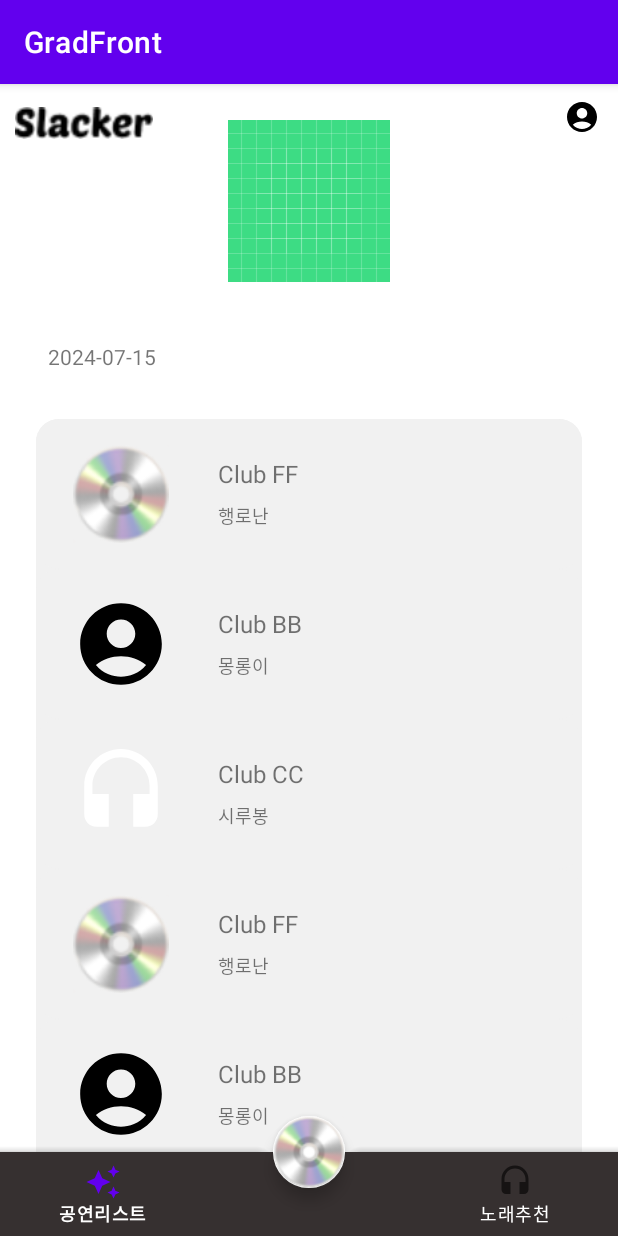
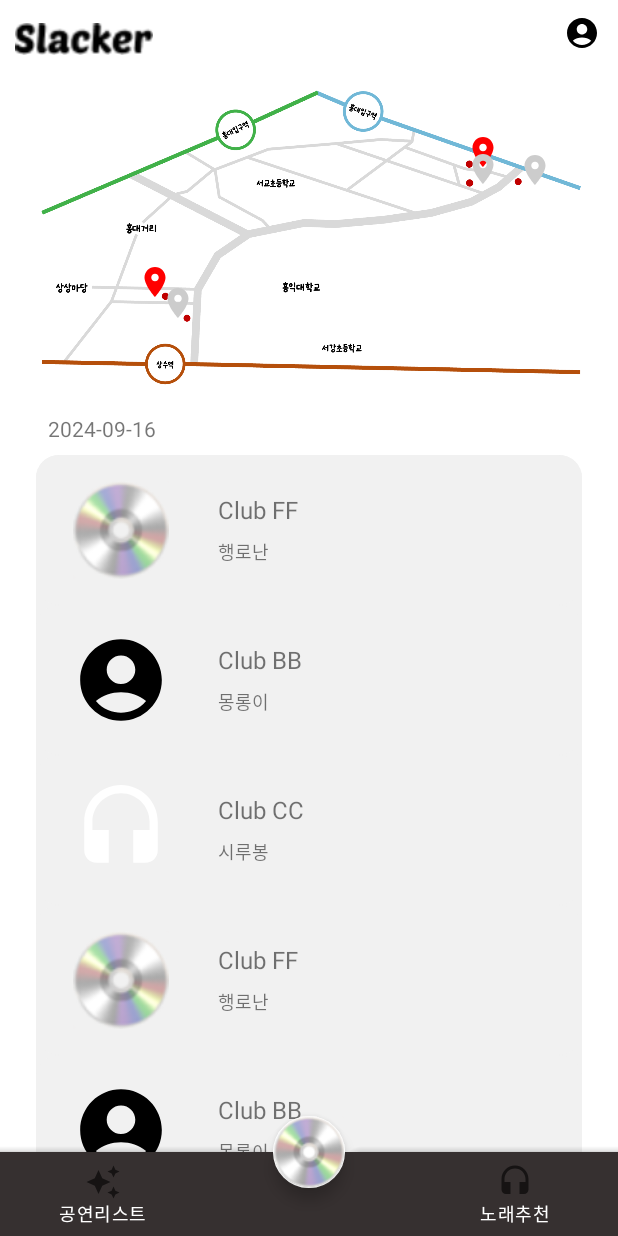
Before and after one commit to JoSujin-cando/GradPj_Front, an Android app: the MainActivity screen opened directly, with no data from a screen before it, on a phone screen of 412 x 824 dp. Run offline under Robolectric (Android 15) with nearby library versions, the phone set to English and light mode, and no system bars.

Commit message:
SketchMap
약도와 마커 생성

```diff
--- a/app/src/main/AndroidManifest.xml
+++ b/app/src/main/AndroidManifest.xml
@@ -15,7 +15,7 @@
         android:label="@string/app_name"
         android:roundIcon="@mipmap/ic_launcher_round"
         android:supportsRtl="true"
-        android:theme="@style/Theme.GradFront"
+        android:theme="@style/Theme.GradFront.NoActionBar"
         tools:targetApi="31">
         <activity
             android:name=".LoginPage"
--- a/app/src/main/java/com/example/gradfront/BookingPage.kt
+++ b/app/src/main/java/com/example/gradfront/BookingPage.kt
@@ -2,10 +2,12 @@ package com.example.gradfront
 
 import androidx.appcompat.app.AppCompatActivity
 import android.os.Bundle
+import com.example.gradfront.databinding.ActivityBookingPageBinding
 
 class BookingPage : AppCompatActivity() {
     override fun onCreate(savedInstanceState: Bundle?) {
         super.onCreate(savedInstanceState)
-        setContentView(R.layout.activity_booking_page)
+        val binding = ActivityBookingPageBinding.inflate(layoutInflater)
+        setContentView(binding.root)
     }
 }
--- a/app/src/main/java/com/example/gradfront/MainActivity.kt
+++ b/app/src/main/java/com/example/gradfront/MainActivity.kt
@@ -33,7 +33,7 @@ class MainActivity : AppCompatActivity() {
                 }
                 true
             }
-            //selectedItemId = R.id.home
+            selectedItemId = R.id.home
         }
 
         binding.mainBtn.setOnClickListener{
--- a/app/src/main/java/com/example/gradfront/MyPage.kt
+++ b/app/src/main/java/com/example/gradfront/MyPage.kt
@@ -42,6 +42,9 @@ class MyPage : AppCompatActivity() {
             startActivity(intent)
         }
         binding.myRv.adapter = adapter
+
+        //itemDecoration
+        binding.myRv.addItemDecoration(SpacingItem(20))
     }
 
     private fun getData(): List<ItemData> {
--- a/app/src/main/java/com/example/gradfront/fragment/MainFragment.kt
+++ b/app/src/main/java/com/example/gradfront/fragment/MainFragment.kt
@@ -1,6 +1,7 @@
 package com.example.gradfront.fragment
 
 import android.content.Intent
+import android.graphics.Color
 import android.graphics.drawable.ClipDrawable.VERTICAL
 import android.os.Bundle
 import androidx.fragment.app.Fragment
@@ -14,6 +15,8 @@ import com.example.gradfront.MainAdapter
 import com.example.gradfront.PerformList2
 import com.example.gradfront.R
 import com.example.gradfront.databinding.FragmentMainBinding
+import java.text.SimpleDateFormat
+import java.util.*
 
 
 class MainFragment : Fragment() {
@@ -25,6 +28,15 @@ class MainFragment : Fragment() {
     ): View? {
         // Inflate the layout for this fragment
         binding = FragmentMainBinding.inflate(layoutInflater, container, false)
+
+        // 현재 날짜를 가져와서 TextView에 넣기
+        val currentDate = getCurrentDate()
+        binding.date.text = currentDate
+
+        // 백엔드에서 마커 ID 리스트를 가져와서 버튼 색상 변경하기
+        val markerIdsFromBackend = getMarkerIdsFromBackend() // 백엔드에서 마커 ID를 받아오는 함수
+        changeMarkerColors(markerIdsFromBackend) // 마커 ID에 따라 버튼 색상 변경
+
         return binding.root
     }
 
@@ -46,9 +58,6 @@ class MainFragment : Fragment() {
             startActivity(intent)
         }
         binding.mainRv.adapter = adapter
-
-        //ItemDecoration
-       // binding.mainRv.addItemDecoration(DividerItemDecoration(context,VERTICAL))
     }
 
     private fun getData(): List<ItemData> {
@@ -64,4 +73,39 @@ class MainFragment : Fragment() {
             ItemData(R.drawable.song, "Club CC", "시루봉")
         )
     }
+
+    // 현재 날짜를 가져오는 함수
+    private fun getCurrentDate(): String {
+        val dateFormat = SimpleDateFormat("yyyy-MM-dd", Locale.getDefault())
+        val date = Date()
+        return dateFormat.format(date)
+    }
+
+    // 백엔드에서 마커 ID를 가져오는 함수 (예시로 임의의 ID 리스트 반환)
+    private fun getMarkerIdsFromBackend(): List<Int> {
+        // 실제로는 백엔드와 통신하여 마커 ID 리스트를 받아오는 로직이 필요함
+        // 예시로 마커 ID가 1, 3일 경우를 가정
+        return listOf(1, 3)
+    }
+
+    // 마커 ID에 따라 해당하는 버튼의 색상 변경
+    private fun changeMarkerColors(markerIds: List<Int>) {
+        // 모든 마커의 색상을 기본값으로 설정 (원하는 기본 색상 지정)
+        binding.marker1.setBackgroundColor(Color.GRAY)
+        binding.marker2.setBackgroundColor(Color.GRAY)
+        binding.marker3.setBackgroundColor(Color.GRAY)
+        binding.marker4.setBackgroundColor(Color.GRAY)
+        binding.marker5.setBackgroundColor(Color.GRAY)
+
+        // 마커 ID에 따라 해당하는 버튼의 색상을 변경
+        for (markerId in markerIds) {
+            when (markerId) {
+                1 -> binding.marker1.setColorFilter(Color.RED)
+                2 -> binding.marker2.setColorFilter(Color.RED)
+                3 -> binding.marker3.setColorFilter(Color.RED)
+                4 -> binding.marker4.setColorFilter(Color.RED)
+                5 -> binding.marker5.setColorFilter(Color.RED)
+            }
+        }
+    }
 }
--- a/app/src/main/java/com/example/gradfront/fragment/SongFragment2.kt
+++ b/app/src/main/java/com/example/gradfront/fragment/SongFragment2.kt
@@ -5,6 +5,7 @@ import androidx.fragment.app.Fragment
 import android.view.LayoutInflater
 import android.view.View
 import android.view.ViewGroup
+import com.example.gradfront.SpacingItem
 import com.example.gradfront.databinding.FragmentSong1Binding
 import com.example.gradfront.databinding.FragmentSong2Binding
 
@@ -18,8 +19,11 @@ class SongFragment2 : Fragment() {
     ): View? {
         // Inflate the layout for this fragment
         binding = FragmentSong2Binding.inflate(layoutInflater, container, false)
+
+        //itemDecoration
+        binding.song2Rv.addItemDecoration(SpacingItem(20))
+
         return binding.root
     }
 
-
 }
--- /dev/null
+++ b/app/src/main/res/drawable/marker.xml
@@ -0,0 +1,5 @@
+<vector android:height="24dp" android:tint="#CCCCCC"
+    android:viewportHeight="24" android:viewportWidth="24"
+    android:width="24dp" xmlns:android="http://schemas.android.com/apk/res/android">
+    <path android:fillColor="@android:color/white" android:pathData="M12,2C8.13,2 5,5.13 5,9c0,5.25 7,13 7,13s7,-7.75 7,-13c0,-3.87 -3.13,-7 -7,-7zM12,11.5c-1.38,0 -2.5,-1.12 -2.5,-2.5s1.12,-2.5 2.5,-2.5 2.5,1.12 2.5,2.5 -1.12,2.5 -2.5,2.5z"/>
+</vector>
--- a/app/src/main/res/layout/activity_my_page.xml
+++ b/app/src/main/res/layout/activity_my_page.xml
@@ -45,8 +45,9 @@
         android:layout_width="wrap_content"
         android:layout_height="wrap_content"
         android:layout_marginTop="16dp"
-        android:layout_marginEnd="24dp"
-        android:text="Button"
+        android:background="#00FF0000"
+        android:text="logout"
+        android:textColor="@color/itblack"
         app:layout_constraintEnd_toEndOf="parent"
         app:layout_constraintTop_toTopOf="parent" />
 
--- a/app/src/main/res/layout/fragment_main.xml
+++ b/app/src/main/res/layout/fragment_main.xml
@@ -7,36 +7,106 @@
     tools:context=".fragment.MainFragment">
 
     <ImageView
-        android:id="@+id/imageView3"
-        android:layout_width="wrap_content"
-        android:layout_height="wrap_content"
-        android:layout_marginTop="24dp"
-        android:src="@drawable/ic_launcher_background"
+        android:id="@+id/sketchMap"
+        android:layout_width="362dp"
+        android:layout_height="200dp"
+        android:layout_marginStart="24dp"
+        android:layout_marginTop="60dp"
+        android:layout_marginEnd="24dp"
+        android:layout_marginBottom="32dp"
+        android:src="@drawable/sketchmap"
+        app:layout_constraintBottom_toTopOf="@+id/date"
         app:layout_constraintEnd_toEndOf="parent"
+        app:layout_constraintHorizontal_bias="1.0"
         app:layout_constraintStart_toStartOf="parent"
         app:layout_constraintTop_toTopOf="parent" />
 
     <TextView
-        android:id="@+id/textView"
+        android:id="@+id/date"
         android:layout_width="wrap_content"
         android:layout_height="wrap_content"
         android:layout_marginStart="32dp"
-        android:layout_marginTop="40dp"
+        android:layout_marginTop="16dp"
         android:text="2024-07-15"
         app:layout_constraintStart_toStartOf="parent"
-        app:layout_constraintTop_toBottomOf="@+id/imageView3" />
+        app:layout_constraintTop_toBottomOf="@+id/sketchMap" />
 
     <androidx.recyclerview.widget.RecyclerView
         android:id="@+id/main_rv"
         android:layout_width="0dp"
         android:layout_height="0dp"
         android:layout_marginStart="24dp"
-        android:layout_marginTop="32dp"
+        android:layout_marginTop="8dp"
         android:layout_marginEnd="24dp"
         android:background="@drawable/round"
         app:layout_constraintBottom_toBottomOf="parent"
         app:layout_constraintEnd_toEndOf="parent"
         app:layout_constraintStart_toStartOf="parent"
-        app:layout_constraintTop_toBottomOf="@+id/textView" />
+        app:layout_constraintTop_toBottomOf="@+id/date" />
+
+    <ImageButton
+        android:id="@+id/marker1"
+        android:layout_width="wrap_content"
+        android:layout_height="wrap_content"
+        android:backgroundTint="#00FF0000"
+        android:src="@drawable/marker"
+        app:layout_constraintBottom_toBottomOf="@+id/sketchMap"
+        app:layout_constraintEnd_toEndOf="@+id/sketchMap"
+        app:layout_constraintHorizontal_bias="0.194"
+        app:layout_constraintStart_toStartOf="@+id/sketchMap"
+        app:layout_constraintTop_toTopOf="@+id/sketchMap"
+        app:layout_constraintVertical_bias="0.681" />
+
+    <ImageButton
+        android:id="@+id/marker2"
+        android:layout_width="wrap_content"
+        android:layout_height="wrap_content"
+        android:backgroundTint="#00FF0000"
+        android:src="@drawable/marker"
+        app:layout_constraintBottom_toBottomOf="@+id/sketchMap"
+        app:layout_constraintEnd_toEndOf="@+id/sketchMap"
+        app:layout_constraintHorizontal_bias="0.238"
+        app:layout_constraintStart_toStartOf="@+id/sketchMap"
+        app:layout_constraintTop_toTopOf="@+id/sketchMap"
+        app:layout_constraintVertical_bias="0.77" />
+
+    <ImageButton
+        android:id="@+id/marker3"
+        android:layout_width="wrap_content"
+        android:layout_height="wrap_content"
+        android:backgroundTint="#00FF0000"
+        android:src="@drawable/marker"
+        app:layout_constraintBottom_toBottomOf="@+id/sketchMap"
+        app:layout_constraintEnd_toEndOf="@+id/sketchMap"
+        app:layout_constraintHorizontal_bias="0.84"
+        app:layout_constraintStart_toStartOf="@+id/sketchMap"
+        app:layout_constraintTop_toTopOf="@+id/sketchMap"
+        app:layout_constraintVertical_bias="0.125" />
+
+    <ImageButton
+        android:id="@+id/marker4"
+        android:layout_width="wrap_content"
+        android:layout_height="wrap_content"
+        android:backgroundTint="#00FF0000"
+        android:src="@drawable/marker"
+        app:layout_constraintBottom_toBottomOf="@+id/sketchMap"
+        app:layout_constraintEnd_toEndOf="@+id/sketchMap"
+        app:layout_constraintHorizontal_bias="0.84"
+        app:layout_constraintStart_toStartOf="@+id/sketchMap"
+        app:layout_constraintTop_toTopOf="@+id/sketchMap"
+        app:layout_constraintVertical_bias="0.197" />
+
+    <ImageButton
+        android:id="@+id/marker5"
+        android:layout_width="wrap_content"
+        android:layout_height="wrap_content"
+        android:backgroundTint="#00FF0000"
+        android:src="@drawable/marker"
+        app:layout_constraintBottom_toBottomOf="@+id/sketchMap"
+        app:layout_constraintEnd_toEndOf="@+id/sketchMap"
+        app:layout_constraintHorizontal_bias="0.943"
+        app:layout_constraintStart_toStartOf="@+id/sketchMap"
+        app:layout_constraintTop_toTopOf="@+id/sketchMap"
+        app:layout_constraintVertical_bias="0.2" />
 
 </androidx.constraintlayout.widget.ConstraintLayout>
--- a/app/src/main/res/layout/fragment_perform_list.xml
+++ b/app/src/main/res/layout/fragment_perform_list.xml
@@ -11,7 +11,7 @@
         android:layout_width="0dp"
         android:layout_height="0dp"
         android:layout_marginStart="24dp"
-        android:layout_marginTop="32dp"
+        android:layout_marginTop="80dp"
         android:layout_marginEnd="24dp"
         app:layout_constraintBottom_toBottomOf="parent"
         app:layout_constraintEnd_toEndOf="parent"
--- a/app/src/main/res/layout/fragment_song1.xml
+++ b/app/src/main/res/layout/fragment_song1.xml
@@ -4,7 +4,7 @@
     xmlns:tools="http://schemas.android.com/tools"
     android:layout_width="match_parent"
     android:layout_height="match_parent"
-    tools:context=".SongFragment1">
+    tools:context=".fragment.SongFragment1">
 
     <TextView
         android:id="@+id/textView12"
--- a/app/src/main/res/layout/fragment_song2.xml
+++ b/app/src/main/res/layout/fragment_song2.xml
@@ -4,7 +4,7 @@
     xmlns:tools="http://schemas.android.com/tools"
     android:layout_width="match_parent"
     android:layout_height="match_parent"
-    tools:context=".SongFragment2">
+    tools:context=".fragment.SongFragment2">
 
     <TextView
         android:id="@+id/textView13"
@@ -28,6 +28,7 @@
         app:layout_constraintTop_toBottomOf="@+id/textView13" />
 
     <androidx.recyclerview.widget.RecyclerView
+        android:id="@+id/song2Rv"
         android:layout_width="0dp"
         android:layout_height="595dp"
         android:layout_marginStart="32dp"
--- a/app/src/main/res/menu/btm_menu.xml
+++ b/app/src/main/res/menu/btm_menu.xml
@@ -4,7 +4,7 @@
         android:id="@+id/perf"
         android:title="공연리스트"
         android:icon="@drawable/perflist"
-        android:tint="@null"/>
+        android:iconTint="#FFD900"/>
     <item
         android:id="@+id/home"
         android:title=""
@@ -13,5 +13,5 @@
         android:id="@+id/song"
         android:title="노래추천"
         android:icon="@drawable/song"
-        android:tint="@null"/>
+        android:iconTint="@color/white"/>
 </menu>
```
Also changed, not shown: app/src/main/java/com/example/gradfront/ApiClient.kt (+0 -7 lines), app/src/main/res/drawable/sketchmap.png (added).
